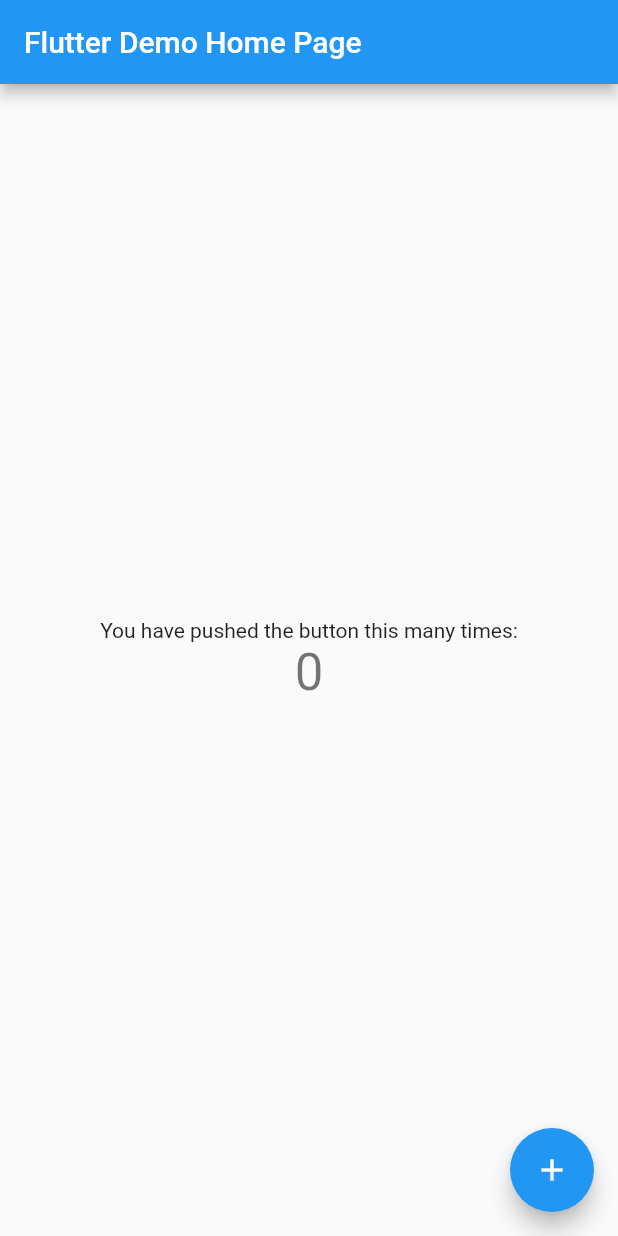
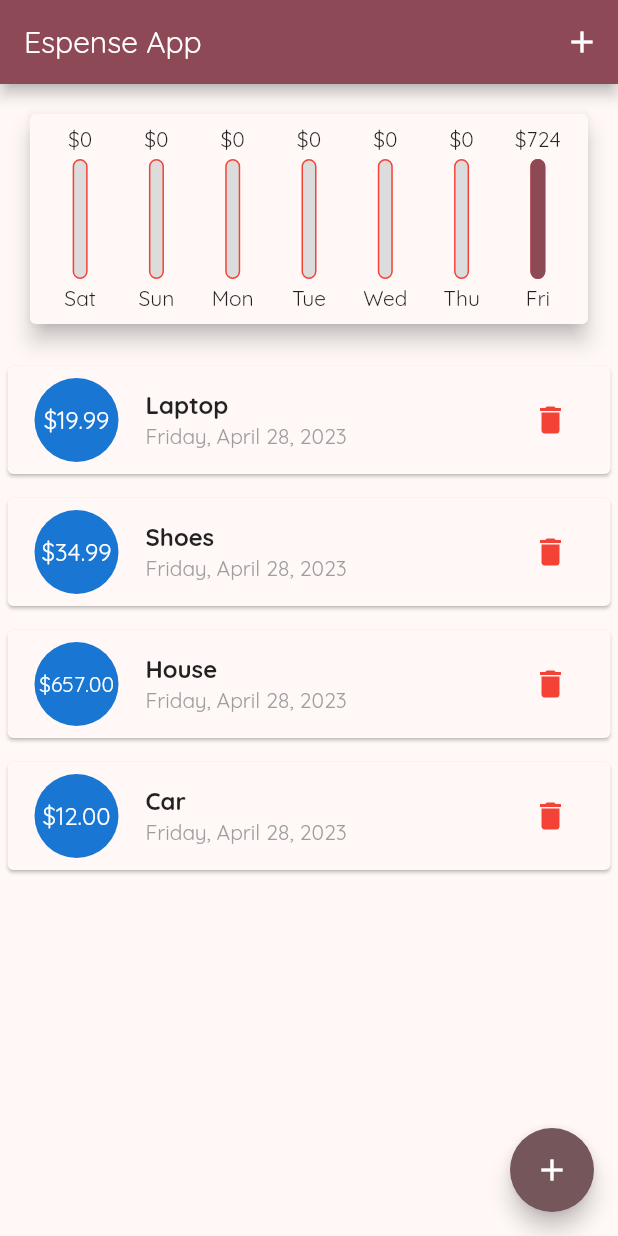
Before and after one commit to Dinomic/Flutter_Expense_App, a Flutter app: the screen it shows after launch, on a phone screen of 412 x 824 dp. Run offline on Flutter 3.47's test engine with Material 2 defaults, Android fonts, the phone set to English and light mode, and no system bars.

Commit message:
flutter espense app

```diff
--- a/lib/main.dart
+++ b/lib/main.dart
@@ -1,3 +1,8 @@
+import 'package:Flutter_Expense_App/models/transactionModel.dart';
+
+import 'package:Flutter_Expense_App/widgets/transactionList.dart';
+import 'package:Flutter_Expense_App/widgets/newTransaction.dart';
+import 'package:Flutter_Expense_App/widgets/chart.dart';
 import 'package:flutter/material.dart';
 
 void main() {
@@ -11,35 +16,14 @@ class MyApp extends StatelessWidget {
   @override
   Widget build(BuildContext context) {
     return MaterialApp(
-      title: 'Flutter Demo',
-      theme: ThemeData(
-        // This is the theme of your application.
-        //
-        // Try running your application with "flutter run". You'll see the
-        // application has a blue toolbar. Then, without quitting the app, try
-        // changing the primarySwatch below to Colors.green and then invoke
-        // "hot reload" (press "r" in the console where you ran "flutter run",
-        // or simply save your changes to "hot reload" in a Flutter IDE).
-        // Notice that the counter didn't reset back to zero; the application
-        // is not restarted.
-        primarySwatch: Colors.blue,
-      ),
-      home: const MyHomePage(title: 'Flutter Demo Home Page'),
+      theme: ThemeData(colorSchemeSeed: Colors.pink, fontFamily: 'Quicksand'),
+      home: const MyHomePage(title: 'Espense App'),
     );
   }
 }
 
 class MyHomePage extends StatefulWidget {
   const MyHomePage({super.key, required this.title});
-
-  // This widget is the home page of your application. It is stateful, meaning
-  // that it has a State object (defined below) that contains fields that affect
-  // how it looks.
-
-  // This class is the configuration for the state. It holds the values (in this
-  // case the title) provided by the parent (in this case the App widget) and
-  // used by the build method of the State. Fields in a Widget subclass are
-  // always marked "final".
 
   final String title;
 
@@ -48,68 +32,79 @@ class MyHomePage extends StatefulWidget {
 }
 
 class _MyHomePageState extends State<MyHomePage> {
-  int _counter = 0;
+  final List<TransactionModel> _transactions = [
+    TransactionModel(
+        id: 0, title: 'Laptop', amount: 19.99, date: DateTime.now()),
+    TransactionModel(
+        id: 1, title: 'Shoes', amount: 34.99, date: DateTime.now()),
+    TransactionModel(id: 2, title: 'House', amount: 657, date: DateTime.now()),
+    TransactionModel(id: 3, title: 'Car', amount: 12, date: DateTime.now()),
+  ];
 
-  void _incrementCounter() {
+  int _currentMaxId = 3;
+
+  List<TransactionModel> get _lastSevenDayTransaction {
+    return _transactions.where((element) {
+      return element.date
+          .isAfter(DateTime.now().subtract(const Duration(days: 7)));
+    }).toList();
+  }
+
+  void _addNewTransaction(String title, double amount, DateTime date) {
+    _currentMaxId += 1;
+    TransactionModel newTx = TransactionModel(
+      id: _currentMaxId,
+      title: title,
+      amount: amount,
+      date: date,
+    );
+
     setState(() {
-      // This call to setState tells the Flutter framework that something has
-      // changed in this State, which causes it to rerun the build method below
-      // so that the display can reflect the updated values. If we changed
-      // _counter without calling setState(), then the build method would not be
-      // called again, and so nothing would appear to happen.
-      _counter++;
+      _transactions.add(newTx);
     });
+  }
+
+  void _deleteTransaction(int id) {
+    setState(() {
+      _transactions.removeWhere((tx) {
+        return tx.id == id;
+      });
+    });
+  }
+
+  void _showNewTransactionAddingSection(BuildContext ctx) {
+    showModalBottomSheet(
+      context: ctx,
+      builder: (_) {
+        return GestureDetector(
+          child: NewTransaction(addNewTransaction: _addNewTransaction),
+        );
+      },
+    );
   }
 
   @override
   Widget build(BuildContext context) {
-    // This method is rerun every time setState is called, for instance as done
-    // by the _incrementCounter method above.
-    //
-    // The Flutter framework has been optimized to make rerunning build methods
-    // fast, so that you can just rebuild anything that needs updating rather
-    // than having to individually change instances of widgets.
     return Scaffold(
       appBar: AppBar(
-        // Here we take the value from the MyHomePage object that was created by
-        // the App.build method, and use it to set our appbar title.
         title: Text(widget.title),
+        actions: [IconButton(onPressed: () => {}, icon: const Icon(Icons.add))],
       ),
-      body: Center(
-        // Center is a layout widget. It takes a single child and positions it
-        // in the middle of the parent.
-        child: Column(
-          // Column is also a layout widget. It takes a list of children and
-          // arranges them vertically. By default, it sizes itself to fit its
-          // children horizontally, and tries to be as tall as its parent.
-          //
-          // Invoke "debug painting" (press "p" in the console, choose the
-          // "Toggle Debug Paint" action from the Flutter Inspector in Android
-          // Studio, or the "Toggle Debug Paint" command in Visual Studio Code)
-          // to see the wireframe for each widget.
-          //
-          // Column has various properties to control how it sizes itself and
-          // how it positions its children. Here we use mainAxisAlignment to
-          // center the children vertically; the main axis here is the vertical
-          // axis because Columns are vertical (the cross axis would be
-          // horizontal).
-          mainAxisAlignment: MainAxisAlignment.center,
-          children: <Widget>[
-            const Text(
-              'You have pushed the button this many times:',
-            ),
-            Text(
-              '$_counter',
-              style: Theme.of(context).textTheme.headlineMedium,
-            ),
-          ],
-        ),
+      body: Column(
+        crossAxisAlignment: CrossAxisAlignment.stretch,
+        children: <Widget>[
+          Chart(recentTransactions: _lastSevenDayTransaction),
+          TransactionList(
+            transactionList: _transactions,
+            deleteTransaction: _deleteTransaction,
+          )
+        ],
       ),
+      floatingActionButtonLocation: FloatingActionButtonLocation.endFloat,
       floatingActionButton: FloatingActionButton(
-        onPressed: _incrementCounter,
-        tooltip: 'Increment',
+        onPressed: () => _showNewTransactionAddingSection(context),
         child: const Icon(Icons.add),
-      ), // This trailing comma makes auto-formatting nicer for build methods.
+      ),
     );
   }
 }
--- /dev/null
+++ b/lib/models/chartEntryModel.dart
@@ -0,0 +1,6 @@
+class ChartEntryModel {
+  String weekDay;
+  double totalAmount;
+
+  ChartEntryModel({required this.weekDay, required this.totalAmount});
+}
--- /dev/null
+++ b/lib/models/transactionModel.dart
@@ -0,0 +1,12 @@
+class TransactionModel {
+  final int id;
+  final String title;
+  final double amount;
+  final DateTime date;
+
+  TransactionModel(
+      {required this.id,
+      required this.title,
+      required this.amount,
+      required this.date});
+}
--- /dev/null
+++ b/lib/widgets/chart.dart
@@ -0,0 +1,63 @@
+import 'package:Flutter_Expense_App/models/transactionModel.dart';
+import 'package:Flutter_Expense_App/models/chartEntryModel.dart';
+
+import 'package:Flutter_Expense_App/widgets/chartBar.dart';
+import 'package:flutter/material.dart';
+import 'package:intl/intl.dart';
+
+class Chart extends StatelessWidget {
+  final List<TransactionModel> recentTransactions;
+
+  const Chart({super.key, required this.recentTransactions});
+
+  List<ChartEntryModel> get groupedTransactions {
+    return List.generate(7, (index) {
+      final DateTime weekDay = DateTime.now().subtract(Duration(days: index));
+      double totalSum = 0;
+      for (int i = 0; i < recentTransactions.length; i++) {
+        if (recentTransactions.elementAt(i).date.day == weekDay.day &&
+            recentTransactions.elementAt(i).date.month == weekDay.month &&
+            recentTransactions.elementAt(i).date.year == weekDay.year) {
+          totalSum += recentTransactions.elementAt(i).amount;
+        }
+      }
+
+      return ChartEntryModel(
+          weekDay: DateFormat.E().format(weekDay).toString(),
+          totalAmount: totalSum);
+    }).reversed.toList();
+  }
+
+  double get groupedTotalSpending {
+    return groupedTransactions.fold(0.0, (previousValue, element) {
+      return previousValue + element.totalAmount;
+    });
+  }
+
+  @override
+  Widget build(BuildContext context) {
+    return Card(
+      elevation: 6,
+      margin: const EdgeInsets.all(20),
+      child: Padding(
+        padding: const EdgeInsets.all(8.0),
+        child: Row(
+          mainAxisAlignment: MainAxisAlignment.spaceEvenly,
+          children: [
+            ...groupedTransactions.map((e) {
+              return Flexible(
+                fit: FlexFit.tight,
+                child: ChartBar(
+                    label: e.weekDay,
+                    spendingAmount: e.totalAmount,
+                    spendingPctOfTotal: groupedTotalSpending == 0
+                        ? 0
+                        : e.totalAmount / groupedTotalSpending),
+              );
+            }).toList(),
+          ],
+        ),
+      ),
+    );
+  }
+}
--- /dev/null
+++ b/lib/widgets/chartBar.dart
@@ -0,0 +1,53 @@
+import 'package:flutter/material.dart';
+
+class ChartBar extends StatelessWidget {
+  final String label;
+  final double spendingAmount;
+  final double spendingPctOfTotal;
+
+  ChartBar(
+      {required this.label,
+      required this.spendingAmount,
+      required this.spendingPctOfTotal});
+
+  @override
+  Widget build(BuildContext context) {
+    return Column(
+      children: [
+        SizedBox(
+            child: FittedBox(
+                child: Text('\$${spendingAmount.toStringAsFixed(0)}'))),
+        const SizedBox(
+          height: 4,
+        ),
+        SizedBox(
+          height: 80,
+          width: 10,
+          child: Stack(
+            alignment: Alignment.bottomCenter,
+            children: [
+              Container(
+                decoration: BoxDecoration(
+                    border: Border.all(color: Colors.red, width: 1.0),
+                    color: const Color.fromRGBO(220, 220, 220, 1),
+                    borderRadius: BorderRadius.circular(10)),
+              ),
+              FractionallySizedBox(
+                heightFactor: spendingPctOfTotal,
+                child: Container(
+                  decoration: BoxDecoration(
+                      color: Theme.of(context).primaryColor,
+                      borderRadius: BorderRadius.circular(10)),
+                ),
+              )
+            ],
+          ),
+        ),
+        const SizedBox(
+          height: 4,
+        ),
+        Text(label),
+      ],
+    );
+  }
+}
--- /dev/null
+++ b/lib/widgets/transaction.dart
@@ -0,0 +1,89 @@
+import 'package:flutter/material.dart';
+import 'package:intl/intl.dart';
+
+class Transaction extends StatelessWidget {
+  final int id;
+  final String title;
+  final double amount;
+  final DateTime date;
+  final Function deleteTx;
+
+  const Transaction(
+      {super.key,
+      required this.id,
+      required this.title,
+      required this.amount,
+      required this.date,
+      required this.deleteTx});
+
+  @override
+  Widget build(BuildContext context) {
+    return Card(
+      margin: const EdgeInsets.symmetric(vertical: 8, horizontal: 5),
+      child: ListTile(
+        leading: CircleAvatar(
+          radius: 30,
+          child: Padding(
+              padding: const EdgeInsets.all(5),
+              child: FittedBox(child: Text('\$${amount.toStringAsFixed(2)}'))),
+        ),
+        title: Text(
+          title,
+          style: const TextStyle(
+            fontSize: 16,
+            fontWeight: FontWeight.bold,
+          ),
+        ),
+        subtitle: Text(DateFormat.yMMMMEEEEd().format(date),
+            style: const TextStyle(
+              fontSize: 14,
+              color: Colors.grey,
+            )),
+        trailing: IconButton(
+          icon: const Icon(Icons.delete),
+          color: Colors.red,
+          onPressed: () => {deleteTx(id)},
+        ),
+      ),
+    );
+    //     Card(
+    // elevation: 5,
+    // child: Row(
+    //   children: [
+    //     Container(
+    //       margin: const EdgeInsets.all(10),
+    //       padding: const EdgeInsets.all(10),
+    //       decoration: BoxDecoration(
+    //         border: Border.all(
+    //           color: Theme.of(context).primaryColor,
+    //           width: 2,
+    //         ),
+    //       ),
+    //       child: Text(
+    //         '\$${amount.toStringAsFixed(2)}',
+    //         style: TextStyle(
+    //           fontWeight: FontWeight.bold,
+    //           fontSize: 20,
+    //           color: Theme.of(context).primaryColor,
+    //         ),
+    //       ),
+    //     ),
+    //     Column(
+    //       crossAxisAlignment: CrossAxisAlignment.start,
+    //       children: [
+    //         Text(title,
+    //             style: const TextStyle(
+    //               fontSize: 16,
+    //               fontWeight: FontWeight.bold,
+    //             )),
+    //         Text(DateFormat.yMMMMEEEEd().format(date),
+    //             style: const TextStyle(
+    //               fontSize: 14,
+    //               color: Colors.grey,
+    //             )),
+    //       ],
+    //     )
+    //   ],
+    // ));
+  }
+}
--- /dev/null
+++ b/lib/widgets/transactionList.dart
@@ -0,0 +1,46 @@
+import 'package:flutter/material.dart';
+import 'package:Flutter_Expense_App/widgets/transaction.dart';
+import 'package:Flutter_Expense_App/models/transactionModel.dart';
+
+class TransactionList extends StatelessWidget {
+  final List<TransactionModel> transactionList;
+  final Function deleteTransaction;
+
+  const TransactionList(
+      {super.key,
+      required this.transactionList,
+      required this.deleteTransaction});
+
+  @override
+  Widget build(BuildContext context) {
+    return Container(
+        height: 500,
+        child: transactionList.isEmpty
+            ? Column(
+                children: [
+                  const Text(
+                    'transaction list empty',
+                  ),
+                  SizedBox(
+                    height: 200,
+                    child: Image.asset(
+                      'assets/images/waiting.png',
+                      fit: BoxFit.cover,
+                    ),
+                  )
+                ],
+              )
+            : ListView.builder(
+                itemBuilder: (ctx, index) {
+                  return Transaction(
+                    id: transactionList.elementAt(index).id,
+                    title: transactionList.elementAt(index).title,
+                    amount: transactionList.elementAt(index).amount,
+                    date: transactionList.elementAt(index).date,
+                    deleteTx: deleteTransaction,
+                  );
+                },
+                itemCount: transactionList.length,
+              ));
+  }
+}
```
Also changed, not shown: lib/widgets/newTransaction.dart (added, +97 -0 lines), pubspec.yaml (+16 -14 lines), assets/fonts/OpenSans-Bold.ttf (added), assets/fonts/OpenSans-Regular.ttf (added), assets/fonts/Quicksand-Bold.ttf (added), assets/fonts/Quicksand-Light.ttf (added), assets/fonts/Quicksand-Medium.ttf (added), assets/fonts/Quicksand-Regular.ttf (added), assets/images/waiting.png (added), pubspec.lock, 1 other file.
